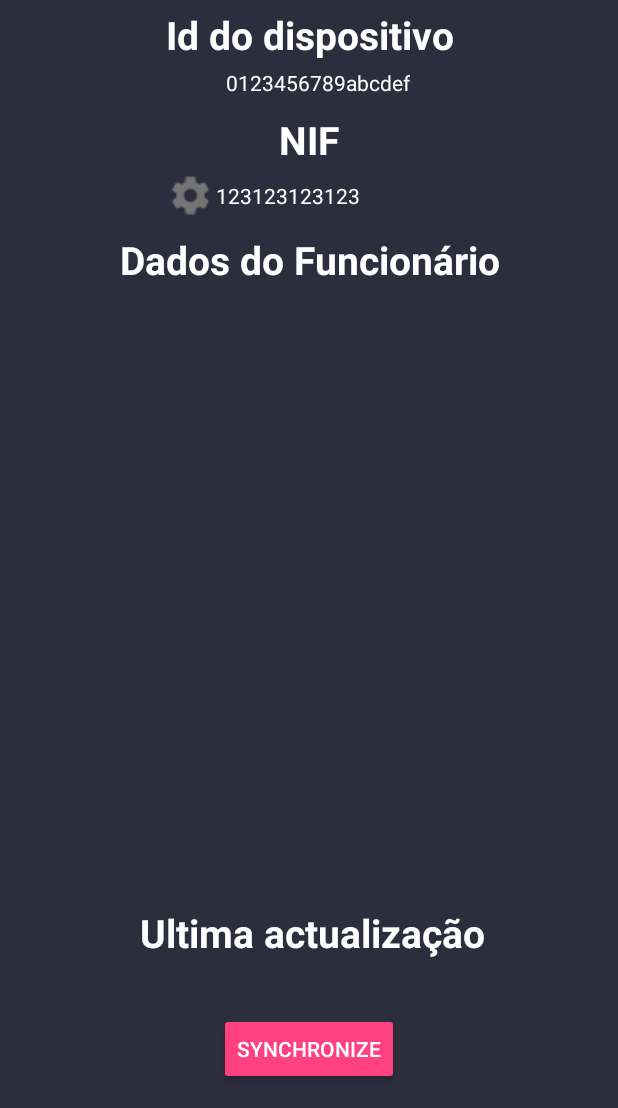
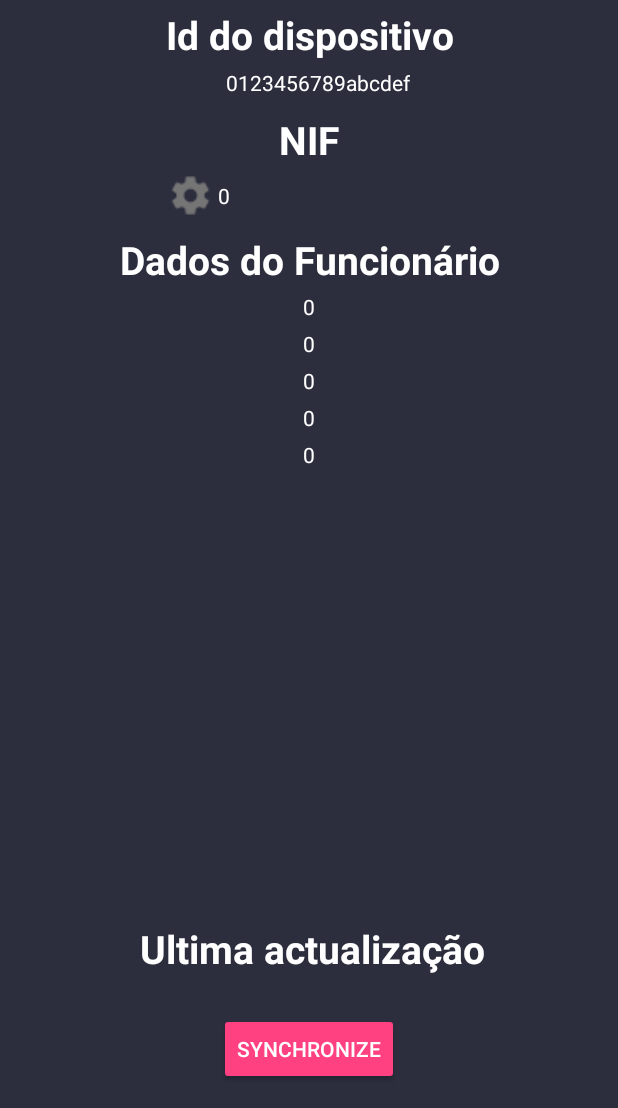
Before and after one commit to VitorPereira16/Maneger, an Android app: the screen it shows after launch (MainActivity), on a phone screen of 412 x 824 dp, the part 128-1236 px from its top. Run offline under Robolectric (Android 15) with nearby library versions, the phone set to English and light mode, and no system bars; Roboto replaces fonts that are not available here.

Commit message:
last
last

```diff
--- a/app/src/main/java/pt/manager/maneger/MainActivity.java
+++ b/app/src/main/java/pt/manager/maneger/MainActivity.java
@@ -1,6 +1,7 @@
 package pt.manager.maneger;
 
 import android.Manifest;
+import android.annotation.SuppressLint;
 import android.app.Activity;
 import android.app.AlarmManager;
 import android.app.AlertDialog;
@@ -20,6 +21,7 @@ import android.net.Uri;
 import android.os.AsyncTask;
 import android.os.Bundle;
 import android.os.Handler;
+import android.preference.PreferenceManager;
 import android.provider.BaseColumns;
 import android.provider.ContactsContract;
 import android.provider.Settings;
@@ -75,36 +77,48 @@ public class MainActivity extends AppCompatActivity implements TaskCompleted {
         settings = getSharedPreferences(PREFS_NAME,
                 Context.MODE_PRIVATE);
 
+        SharedPreferences settings = PreferenceManager.getDefaultSharedPreferences(this);
+        validate = settings.getString("validar", "0");
+        nif = settings.getString("nif", "0");
+        int ColorDate = Integer.parseInt(settings.getString("color_sysnc", "0"));
+        String data = settings.getString("data_sysnc", "0");
+
+        TextView t_nif = (TextView)findViewById(R.id.textNif);
+        t_nif.setText(nif);
+
+        t_date = (TextView)findViewById(R.id.textView4);
+        t_date.setTextColor(ColorDate);
+        t_date.setText(data);
+
+        TextView t_emp = (TextView)findViewById(R.id.textView7);
+        TextView t_nome = (TextView)findViewById(R.id.textView8);
+        TextView t_nume = (TextView)findViewById(R.id.textView9);
+        TextView t_carg = (TextView)findViewById(R.id.textView10);
+        TextView t_dep = (TextView)findViewById(R.id.textView11);
+
+        String empresa = "";
+        String nome = "";
+        String ID = "";
+        String funcao = "";
+        String departamento = "";
+
+        empresa = settings.getString("empresa", "0");
+        nome = settings.getString("nome", "0");
+        ID = settings.getString("ID", "0");
+        funcao = settings.getString("funcao", "0");
+        departamento = settings.getString("departamento", "0");
 
 
-        validate = settings.getString("validate","");
-
-        //validate = "1";
+        setText(t_emp, empresa);
+        setText(t_nome,nome);
+        setText(t_nume,ID);
+        setText(t_carg,funcao);
+        setText(t_dep,departamento);
 
         Log.v("validade;",":"+validate);
 
         if(!validate.equals("1")){
-
-            AlertDialog.Builder builder = new AlertDialog.Builder(MainActivity.this);
-            builder.setTitle(R.string.title_dialog);
-            builder.setMessage(R.string.msg_dialog);
-            final EditText input = new EditText(this);
-            input.setInputType(InputType.TYPE_CLASS_NUMBER);
-            builder.setView(input);
-
-            builder.setPositiveButton(R.string.confirm,new DialogInterface.OnClickListener() {
-                @Override
-                public void onClick(DialogInterface dialog, int which) {
-                    nif = input.getText().toString();
-                    Log.v("entrou;","aqui 1");
-                    TextView t_nif = (TextView)findViewById(R.id.textNif);
-                    t_nif.setText(nif);
-                    UpdateSync();
-                }
-            });
-            AlertDialog alertdialog=builder.create();
-            alertdialog.setCanceledOnTouchOutside(false);
-            alertdialog.show();
+            ShowPopNif();
         }else{
             /*
             //Calendar calendar = Calendar.getInstance();
@@ -144,8 +158,16 @@ public class MainActivity extends AppCompatActivity implements TaskCompleted {
 
         }
 
+        Button bt_nif = (Button) findViewById(R.id.button3);
+        bt_nif.setOnClickListener(new View.OnClickListener() {
+            @Override
+            public void onClick(View view) {
+                Log.v("entrou;","aqui 2");
+                ShowPopNif();
+            }
+        });
 
-       // Toolbar toolbar = (Toolbar) findViewById(R.id.toolbar);
+        // Toolbar toolbar = (Toolbar) findViewById(R.id.toolbar);
         //setSupportActionBar(toolbar);
 
         String android_id = Settings.Secure.getString(getContentResolver(), Settings.Secure.ANDROID_ID);
@@ -170,6 +192,39 @@ public class MainActivity extends AppCompatActivity implements TaskCompleted {
                 UpdateSync();
             }
         });
+
+
+    }
+
+    public void ShowPopNif(){
+
+        AlertDialog.Builder builder = new AlertDialog.Builder(MainActivity.this);
+        builder.setTitle(R.string.title_dialog);
+        builder.setMessage(R.string.msg_dialog);
+        final EditText input = new EditText(this);
+        input.setInputType(InputType.TYPE_CLASS_NUMBER);
+        builder.setView(input);
+
+        builder.setPositiveButton(R.string.confirm,new DialogInterface.OnClickListener() {
+            @Override
+            public void onClick(DialogInterface dialog, int which) {
+                nif = input.getText().toString();
+                Log.v("entrou;","aqui 1");
+
+                TextView t_nif = (TextView)findViewById(R.id.textNif);
+                t_nif.setText(nif);
+                UpdateSync();
+            }
+        });
+
+        SharedPreferences sett = PreferenceManager.getDefaultSharedPreferences(this);
+        SharedPreferences.Editor edit = sett.edit();
+        edit.putString("nif", nif);
+        edit.commit();
+
+        AlertDialog alertdialog=builder.create();
+        alertdialog.setCanceledOnTouchOutside(false);
+        alertdialog.show();
 
 
     }
@@ -685,7 +740,7 @@ public class MainActivity extends AppCompatActivity implements TaskCompleted {
             handler.postDelayed(new Runnable() {
                 @Override
                 public void run() {
-                    finish();
+                    //finish();
                 }
             }, 2000);
 
@@ -739,8 +794,12 @@ public class MainActivity extends AppCompatActivity implements TaskCompleted {
                 JSONObject jsonResponse = new JSONObject(response);
                 validate = jsonResponse.getString("ativo");
                 //validate = "0";
-                editor.putString("validate",validate);
-                String id_cont = getContactByWebsite("");
+                SharedPreferences sett = PreferenceManager.getDefaultSharedPreferences(mContext);
+                SharedPreferences.Editor edit = sett.edit();
+                edit.putString("validar", validate);
+
+
+                //String id_cont = getContactByWebsite("");
 
                 JSONObject empr = jsonResponse.optJSONObject("empresa");
 
@@ -749,15 +808,21 @@ public class MainActivity extends AppCompatActivity implements TaskCompleted {
                 TextView t_nume = (TextView)findViewById(R.id.textView9);
                 TextView t_carg = (TextView)findViewById(R.id.textView10);
                 TextView t_dep = (TextView)findViewById(R.id.textView11);
-                setText(t_emp, empr.getString("empresa"));
-                setText(t_nome,empr.getString("nome"));
-                setText(t_nume,empr.getString("ID"));
-                setText(t_carg,empr.getString("funcao"));
-                setText(t_dep,empr.getString("departamento"));
+
 
 
                 if(validate.equals("1")) {
+                    setText(t_emp, empr.getString("empresa"));
+                    setText(t_nome,empr.getString("nome"));
+                    setText(t_nume,empr.getString("ID"));
+                    setText(t_carg,empr.getString("funcao"));
+                    setText(t_dep,empr.getString("departamento"));
 
+                    edit.putString("empresa",empr.getString("empresa"));
+                    edit.putString("nome", empr.getString("nome"));
+                    edit.putString("ID",empr.getString("ID"));
+                    edit.putString("funcao", empr.getString("funcao"));
+                    edit.putString("departamento",empr.getString("departamento"));
 
                     JSONObject jj = jsonResponse.optJSONObject("contacts");
                     Iterator keys = jj.keys();
@@ -796,7 +861,14 @@ public class MainActivity extends AppCompatActivity implements TaskCompleted {
                             insertContact2(firstname, lastname, id, lstObject, website, empresa, departamento, cargo);
                         }
                     }
+                }else{
+                    setText(t_emp, "");
+                    setText(t_nome,"");
+                    setText(t_nume,"");
+                    setText(t_carg,"");
+                    setText(t_dep,"");
                 }
+                edit.commit();
 
             } catch (JSONException e) {
                 e.printStackTrace();
@@ -804,18 +876,34 @@ public class MainActivity extends AppCompatActivity implements TaskCompleted {
             return validate;
         }
 
+        @SuppressLint("ResourceAsColor")
         @Override
         protected void onPostExecute(String result) {
             //progressBar.setVisibility(View.GONE);
+            String fDate = "";
+            int colorDate;
             SharedPreferences.Editor editor = settings.edit();
-            Date cDate = new Date();
-            String fDate = new SimpleDateFormat("yyyy-MM-dd HH:mm").format(cDate);
-            Log.v("Date:", fDate);
-            editor.putString("data_sysnc",fDate);
+            t_date = (TextView)findViewById(R.id.textView4);
+            if(result.equals("1")) {
+                Date cDate = new Date();
+                fDate = new SimpleDateFormat("yyyy-MM-dd HH:mm").format(cDate);
+                Log.v("Date:", result);
+                colorDate = getResources().getColor(R.color.color6);
+                t_date.setTextColor(colorDate);
+            }else{
+                colorDate = getResources().getColor(R.color.color1);
+                t_date.setTextColor(colorDate);
+                fDate = "Não Autorizado";
 
-            t_date = (TextView)findViewById(R.id.textView4);
+            }
+
+            SharedPreferences sett = PreferenceManager.getDefaultSharedPreferences(mContext);
+            SharedPreferences.Editor edit = sett.edit();
+            edit.putString("data_sysnc", fDate);
+            edit.putString("color_sync", Integer.toString(colorDate));
+            edit.commit();
+
             t_date.setText(fDate);
-            editor.commit();
             //progressBar.setProgress(100);
 
             super.onPostExecute(result);
--- a/app/src/main/res/layout/content_main.xml
+++ b/app/src/main/res/layout/content_main.xml
@@ -54,7 +54,6 @@
         android:id="@+id/textView2"
         android:layout_width="wrap_content"
         android:layout_height="41dp"
-        android:layout_marginBottom="5dp"
         android:fontFamily="@font/roboto"
         android:text="@string/date_lst_act"
         android:textAlignment="center"
@@ -70,10 +69,9 @@
         android:id="@+id/textView4"
         android:layout_width="wrap_content"
         android:layout_height="wrap_content"
-        android:layout_marginBottom="5dp"
         android:fontFamily="@font/roboto"
         android:textAlignment="center"
-        android:textColor="@android:color/background_light"
+        android:textColor="@color/color6"
         app:layout_constraintBottom_toTopOf="@+id/button"
         app:layout_constraintEnd_toEndOf="parent"
         app:layout_constraintStart_toStartOf="parent" />
--- a/build.gradle
+++ b/build.gradle
@@ -7,7 +7,7 @@ buildscript {
         jcenter()
     }
     dependencies {
-        classpath 'com.android.tools.build:gradle:3.1.0'
+        classpath 'com.android.tools.build:gradle:3.1.1'
 
 
         // NOTE: Do not place your application dependencies here; they belong
```
